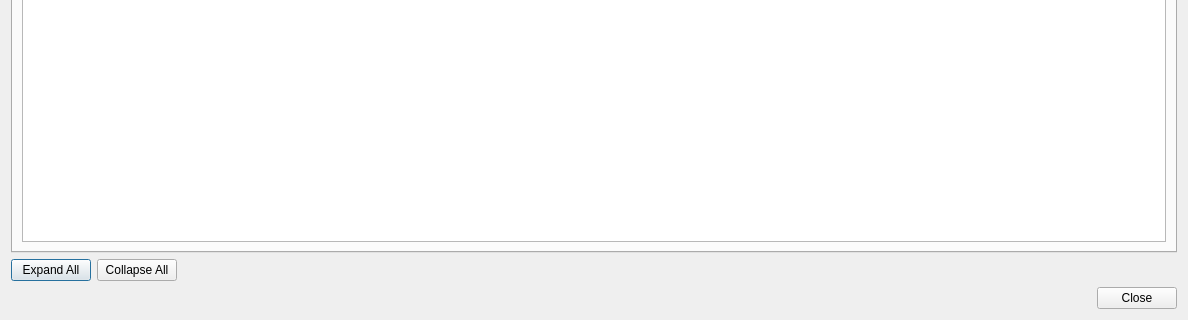
Old version of the form qt_designer/viewer_dialog.ui in the repository flipperlord/x-wing-squad-builder; both pictures show x 0 to 1188 and y 540 to 860 of the 1188 by 860 pixel window.
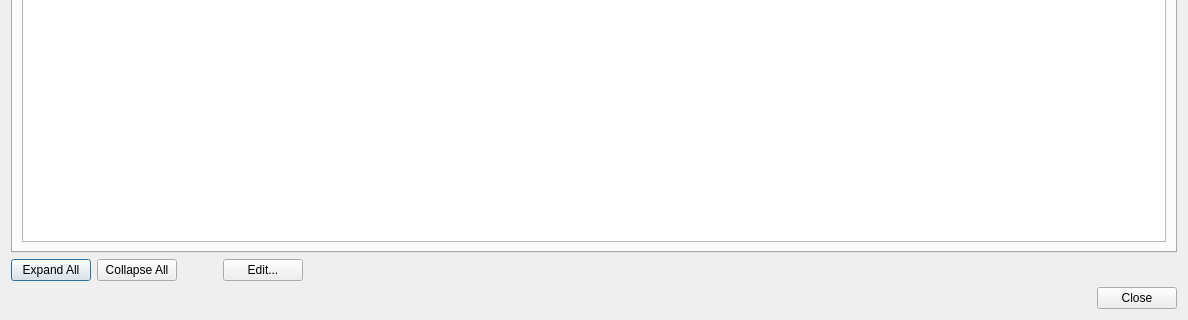
New version of the form. Icons and pictures are not drawn.

Commit message: edit upgrade feature

```diff
--- a/qt_designer/viewer_dialog.ui
+++ b/qt_designer/viewer_dialog.ui
@@ -86,7 +86,7 @@
     </widget>
    </item>
    <item>
-    <layout class="QHBoxLayout" name="horizontalLayout">
+    <layout class="QHBoxLayout" name="horizontalLayout" stretch="0,0,0,0,1">
      <item>
       <widget class="QPushButton" name="expand_all_push_button">
        <property name="text">
@@ -114,6 +114,26 @@
        </property>
       </spacer>
      </item>
+     <item>
+      <widget class="QPushButton" name="edit_tree_widget_item_push_button">
+       <property name="text">
+        <string>Edit...</string>
+       </property>
+      </widget>
+     </item>
+     <item>
+      <spacer name="horizontalSpacer_2">
+       <property name="orientation">
+        <enum>Qt::Horizontal</enum>
+       </property>
+       <property name="sizeHint" stdset="0">
+        <size>
+         <width>40</width>
+         <height>20</height>
+        </size>
+       </property>
+      </spacer>
+     </item>
     </layout>
    </item>
    <item>
```
Left out of the diff: 3 changed lines with no effect on the pictures. The commit also changes 5 other files.
